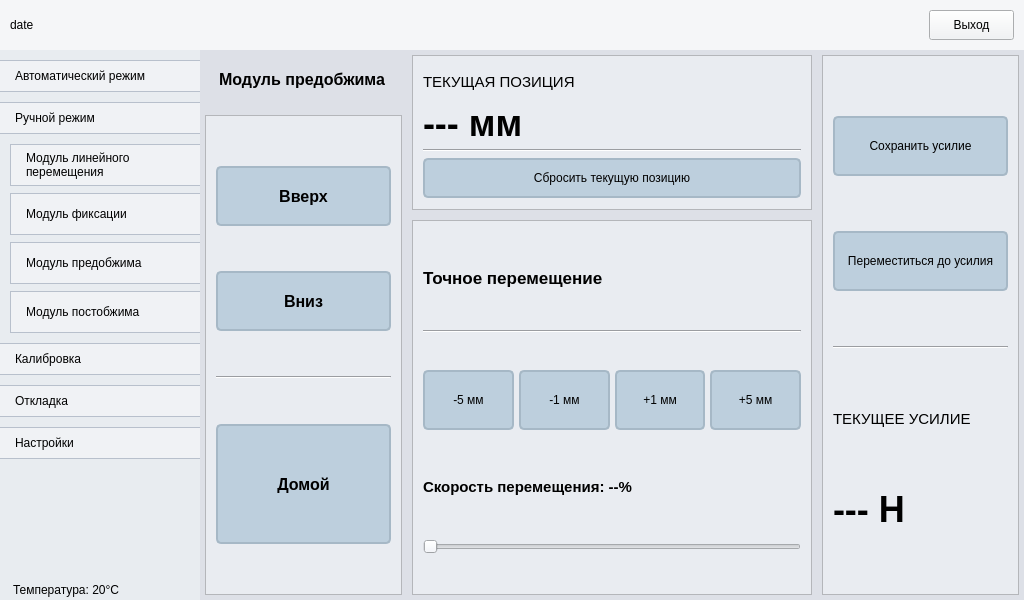
This is main.ui in petlitsky/rozovproject as Qt 5 draws it before an edit. The edited form follows.
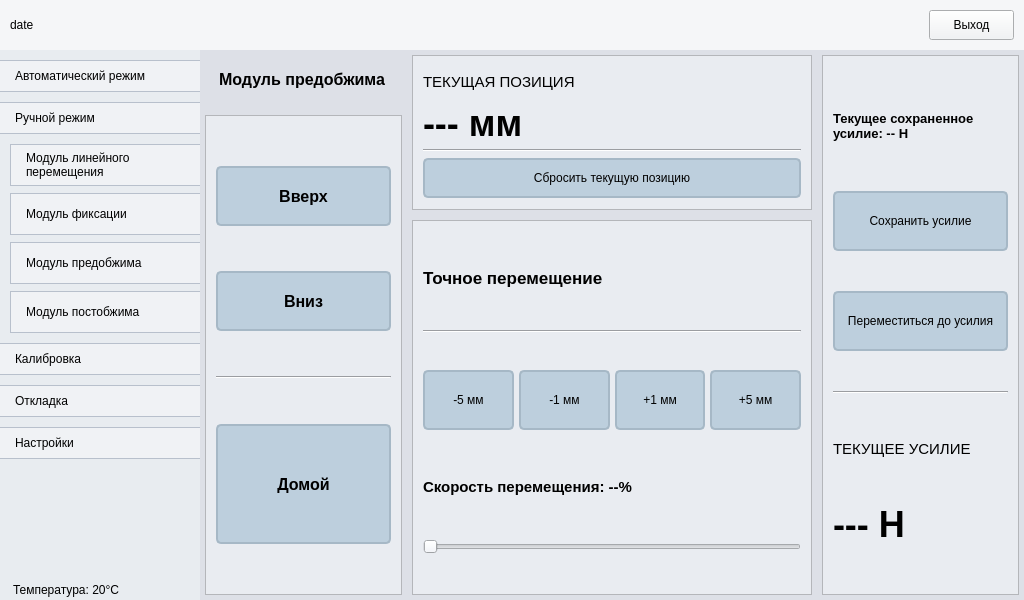
This is the edited form. The open tabs and pages were chosen to show the change. Icons and pictures are not drawn.

The edit to the form file:
```diff
--- a/main.ui
+++ b/main.ui
@@ -5351,6 +5351,34 @@
                  <property name="bottomMargin">
                   <number>10</number>
                  </property>
+                 <item>
+                  <widget class="QLabel" name="label_5">
+                   <property name="minimumSize">
+                    <size>
+                     <width>0</width>
+                     <height>50</height>
+                    </size>
+                   </property>
+                   <property name="maximumSize">
+                    <size>
+                     <width>16777215</width>
+                     <height>50</height>
+                    </size>
+                   </property>
+                   <property name="font">
+                    <font>
+                     <pointsize>10</pointsize>
+                     <bold>true</bold>
+                    </font>
+                   </property>
+                   <property name="text">
+                    <string>Текущее сохраненное усилие: -- Н</string>
+                   </property>
+                   <property name="wordWrap">
+                    <bool>true</bool>
+                   </property>
+                  </widget>
+                 </item>
                  <item>
                   <widget class="QPushButton" name="btnSavPreForce">
                    <property name="minimumSize">
```
Left out of the diff: 2 changed lines with no effect on the pictures.
